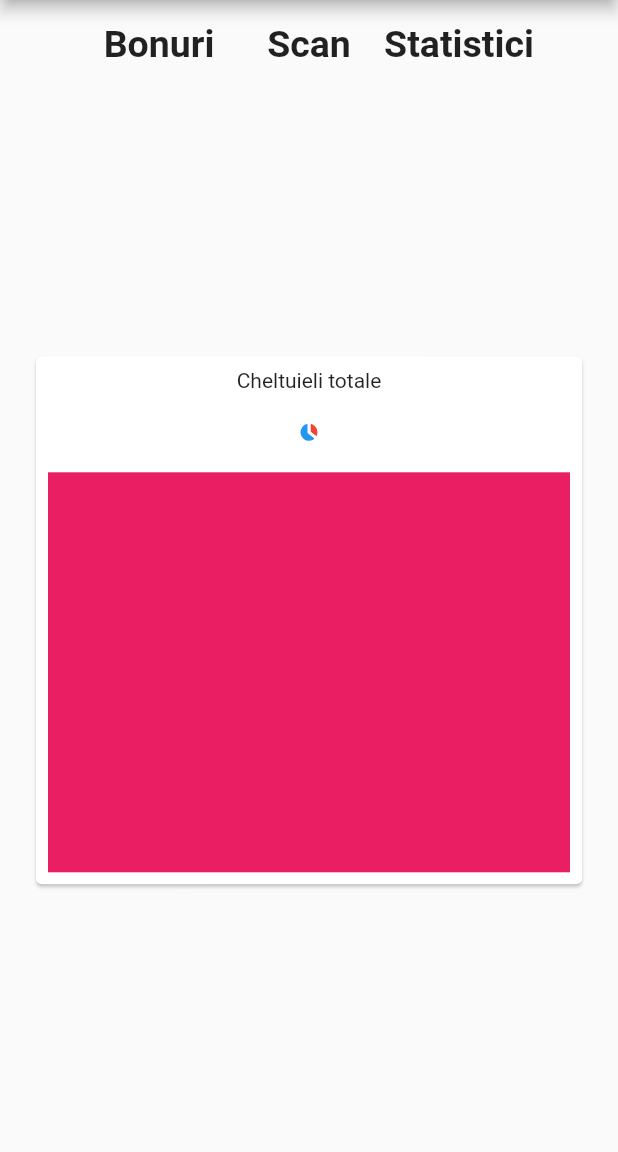
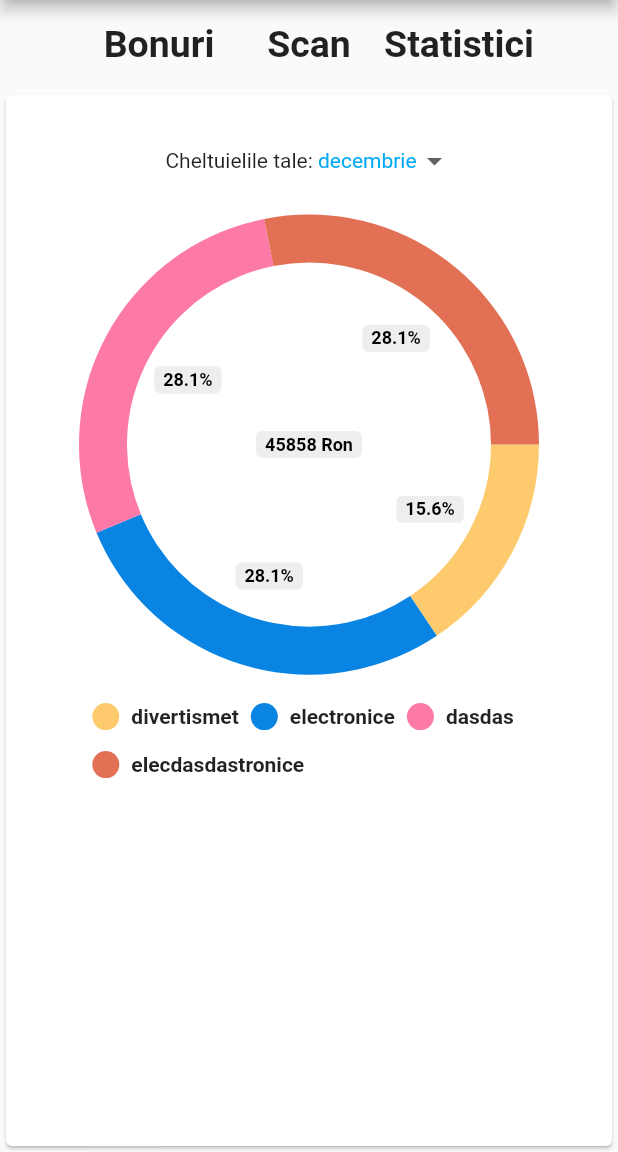
Before and after one commit to LittleGreenMen-1/eBon, a Flutter app: the HomePage screen opened directly, swiped to page 3, on a phone screen of 412 x 824 dp, the part 84-1236 px from its top. Run offline on Flutter 3.47's test engine with Material 2 defaults, Android fonts, the phone set to English and light mode, and no system bars; drawn by our look-alikes of pie_chart; our stand-ins replace charts_flutter, cloud_firestore, dio, firebase_auth, firebase_core, firebase_storage and 1 more; missing offline and left inert: qr_code_scanner; accounts and stored records are empty.

Commit message:
finished stats page

```diff
--- a/FlutterApp/e_bon/lib/components/categories_chart.dart
+++ b/FlutterApp/e_bon/lib/components/categories_chart.dart
@@ -1,49 +1,57 @@
 import 'package:flutter/material.dart';
-import 'package:charts_flutter/flutter.dart' as charts;
+import 'package:pie_chart/pie_chart.dart';
 import 'package:e_bon/services/categories_series.dart';
 
 class CategoriesChart extends StatelessWidget {
   final List<CategoriesSeries> data;
+  final int totalAmountSpent;
 
-  CategoriesChart({required this.data});
+  CategoriesChart({required this.data, required this.totalAmountSpent});
+
+  Map<String, double>chartData = {};
+  void _mapData() {
+    for (var e in data) {
+      chartData[e.categorie] = e.totalRon;
+    }
+  }
+
+  final colorList = <Color>[
+    Color(0xfffdcb6e),
+    Color(0xff0984e3),
+    Color(0xfffd79a8),
+    Color(0xffe17055),
+    Color(0xff6c5ce7),
+  ];
 
   @override
   Widget build(BuildContext context) {
-    List<charts.Series<CategoriesSeries, String>> series = [
-      charts.Series(
-          id: "Subscribers",
-          data: data,
-          domainFn: (CategoriesSeries series, _) => series.categorie,
-          measureFn: (CategoriesSeries series, _) => series.totalRon,
-          colorFn: (CategoriesSeries series, _) => series.barColor
-      )
-    ];
 
-    return Container(
-      height: 400,
-      padding: EdgeInsets.all(20),
-      child: Card(
-        child: Padding(
-          padding: const EdgeInsets.all(8.0),
-          child: Column(
-            children: <Widget>[
-              Text(
-                "Cheltuieli totale",
-              ),
-              Expanded(
-                child: charts.PieChart(series, animate: true),
-              ),
-              Expanded(
-                flex: 5,
-                  child: Container(
-                    decoration: BoxDecoration(
-                      color: Colors.pink,
-                    ),
-                  )
-              ),
-            ],
-          ),
+    _mapData();
+
+    return PieChart(
+      dataMap: chartData,
+      animationDuration: const Duration(milliseconds: 800),
+      chartLegendSpacing: 32,
+      chartRadius: MediaQuery.of(context).size.width / 1.5,
+      colorList: colorList,
+      initialAngleInDegree: 0,
+      chartType: ChartType.ring,
+      ringStrokeWidth: 32,
+      centerText: '$totalAmountSpent Ron',
+      legendOptions: const LegendOptions(
+        showLegendsInRow: true,
+        legendPosition: LegendPosition.bottom,
+        showLegends: true,
+        legendTextStyle: TextStyle(
+          fontWeight: FontWeight.bold,
         ),
+      ),
+      chartValuesOptions: const ChartValuesOptions(
+        showChartValueBackground: true,
+        showChartValues: true,
+        showChartValuesInPercentage: true,
+        showChartValuesOutside: false,
+        decimalPlaces: 1,
       ),
     );
   }
--- a/FlutterApp/e_bon/lib/main.dart
+++ b/FlutterApp/e_bon/lib/main.dart
@@ -22,7 +22,7 @@ class eBon extends StatelessWidget {
   Widget build(BuildContext context) {
     return const MaterialApp(
         debugShowCheckedModeBanner: false,
-        home: LogInPage(),
+        home: HomePage(),
     );
   }
 }
--- a/FlutterApp/e_bon/lib/pages/stats_page.dart
+++ b/FlutterApp/e_bon/lib/pages/stats_page.dart
@@ -1,7 +1,8 @@
+import 'package:flutter/cupertino.dart';
 import 'package:flutter/material.dart';
 import 'package:e_bon/services/categories_series.dart';
-import 'package:charts_flutter/flutter.dart' as charts;
 import '../components/categories_chart.dart';
+import 'dart:core';
 
 class StatsPage extends StatefulWidget {
   const StatsPage({Key? key}) : super(key: key);
@@ -12,25 +13,71 @@ class StatsPage extends StatefulWidget {
 
 class _StatsPageState extends State<StatsPage> {
 
+  String dropdownValue = 'decembrie';
+
   final List<CategoriesSeries> data = [
     CategoriesSeries(
       categorie: 'divertismet',
       totalRon: 2500,
-      barColor: charts.ColorUtil.fromDartColor(Colors.red),
     ),
     CategoriesSeries(
       categorie: 'electronice',
       totalRon: 4500,
-      barColor: charts.ColorUtil.fromDartColor(Colors.blue),
+    ),
+    CategoriesSeries(
+      categorie: 'dasdas',
+      totalRon: 4500,
+    ),
+    CategoriesSeries(
+      categorie: 'elecdasdastronice',
+      totalRon: 4500,
     ),
   ];
 
   @override
   Widget build(BuildContext context) {
-    return Center(
-        child: CategoriesChart(
-          data: data,
-        )
+    return Container(
+      child: Card(
+        child: Padding(
+          padding: const EdgeInsets.all(20.0),
+          child: Column(
+            children: <Widget>[
+              Row(
+                mainAxisAlignment: MainAxisAlignment.center,
+                children: <Widget>[
+                  Text("Cheltuielile tale: "),
+                  DropdownButtonHideUnderline(
+                    child: DropdownButton<String>(
+                      value: dropdownValue,
+                      elevation: 16,
+                      style: const TextStyle(color: Colors.lightBlue),
+                      onChanged: (String? newValue) {
+                        setState(() {
+                          dropdownValue = newValue!;
+                        });
+                      },
+                      items: <String>['decembrie', 'noiembrie', 'octombrie']
+                          .map<DropdownMenuItem<String>>((String value) {
+                        return DropdownMenuItem<String>(
+                          value: value,
+                          child: Text(value),
+                        );
+                      }).toList(),
+                    ),
+                  )
+                ],
+              ),
+              const SizedBox(
+                height: 20,
+              ),
+              CategoriesChart(
+                data: data,
+                totalAmountSpent: 45858,
+              ),
+            ]
+          ),
+        ),
+      ),
     );
   }
 }
--- a/FlutterApp/e_bon/lib/services/categories_series.dart
+++ b/FlutterApp/e_bon/lib/services/categories_series.dart
@@ -24,8 +24,7 @@ class CategoriesSeries {
   };
 
   final String categorie;
-  final int totalRon;
-  final charts.Color barColor;
+  final double totalRon;
 
-  CategoriesSeries({required this.categorie, required this.totalRon, required this.barColor});
+  CategoriesSeries({required this.categorie, required this.totalRon});
 }
--- a/FlutterApp/e_bon/pubspec.yaml
+++ b/FlutterApp/e_bon/pubspec.yaml
@@ -44,6 +44,7 @@ dependencies:
   dio: ^4.0.4
   permission_handler: ^8.3.0
   charts_flutter: ^0.12.0
+  pie_chart: ^5.1.0
 
 dev_dependencies:
   flutter_test:
```
Also changed, not shown: FlutterApp/e_bon/pubspec.lock.
